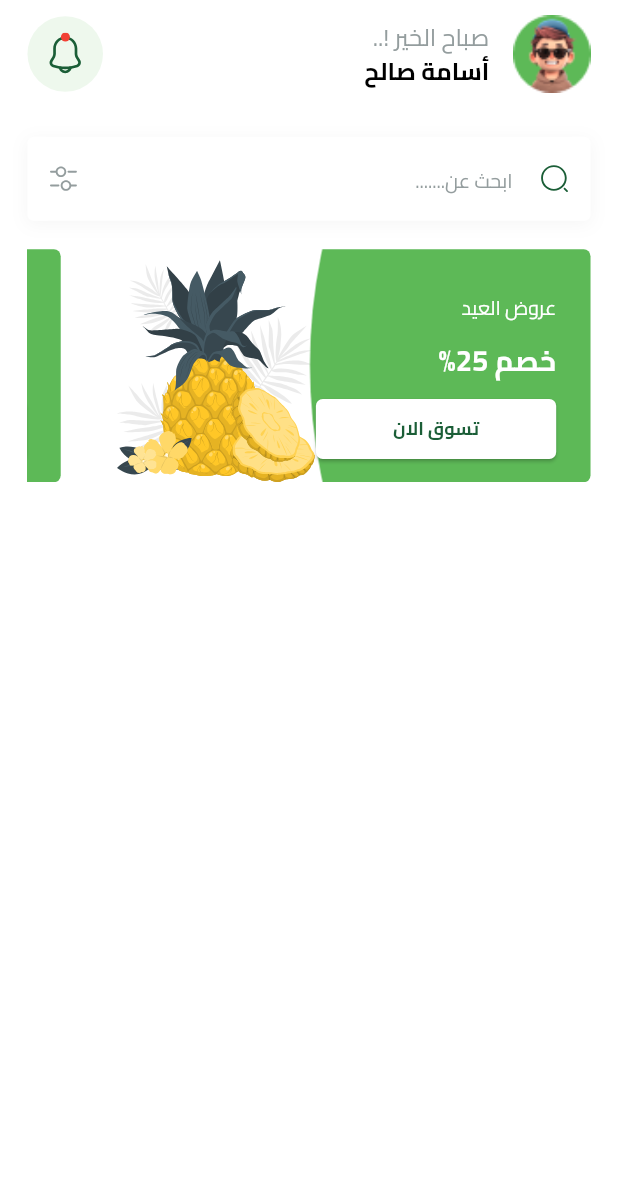
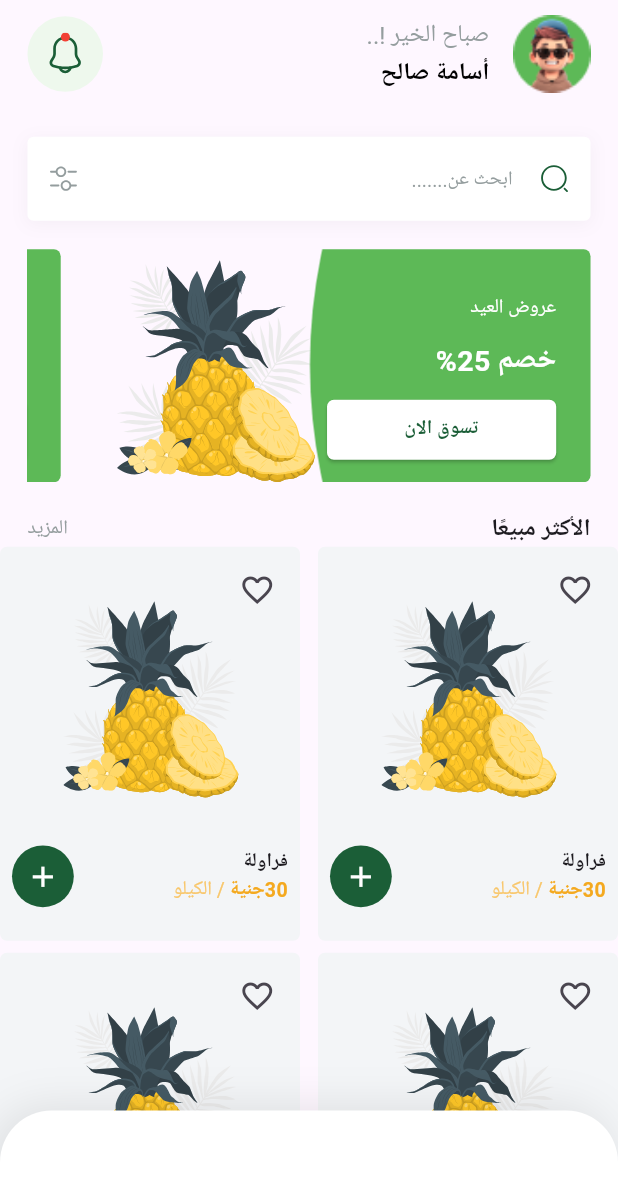
Before and after one commit to Osama-Saleh/Frutella, a Flutter app: the screen it shows after launch, on a phone screen of 412 x 824 dp. Shown: the top 1195 px of the screen. Run offline on Flutter 3.47's test engine with Material 3 defaults, Android fonts, the phone set to English and light mode, and no system bars; our stand-ins replace bloc, cloud_firestore, dots_indicator, easy_localization, firebase_auth, firebase_core and 7 more; missing offline and left inert: dart_either; accounts and stored records are empty.

Commit message:
create fruit item and handle list -create BNB

```diff
--- a/lib/core/utils/app_colors.dart
+++ b/lib/core/utils/app_colors.dart
@@ -4,5 +4,8 @@
   static const Color primaryColor = Color(0xff1B5E37);
   static const Color lightPrimaryColor = Color(0xff2E9F5D);
   static const Color grayColor = Color(0xff949D9E);
+  static const Color grayLighColor = Color(0xffF3F5F7);
+  static const Color orangeColor = Color(0xffF4A91F);
+  static const Color orangeLighColor = Color(0xffF8C76D);
 
 }
--- a/lib/features/home/presentation/views/home_view.dart
+++ b/lib/features/home/presentation/views/home_view.dart
@@ -1,5 +1,6 @@
 import 'package:flutter/material.dart';
 import 'package:flutter/widgets.dart';
+import 'package:fruit/features/home/presentation/widgets/custom_bottom_navigation_bar.dart';
 import 'package:fruit/features/home/presentation/widgets/home_view_body.dart';
 
 class HomeView extends StatelessWidget {
@@ -7,8 +8,17 @@
 
   @override
   Widget build(BuildContext context) {
-    return Scaffold(
-      body: SafeArea(child: HomeViewBody()),
+    return Theme(
+      data: ThemeData(
+        bottomSheetTheme: BottomSheetThemeData(
+          backgroundColor: Colors.transparent,
+          surfaceTintColor: Colors.transparent,
+        ),
+      ),
+      child: Scaffold(
+        body: SafeArea(child: HomeViewBody()),
+        bottomSheet: CustomBottomNavigationBar(),
+      ),
     );
   }
 }
--- /dev/null
+++ b/lib/features/home/presentation/widgets/best_seller_widget.dart
@@ -0,0 +1,29 @@
+import 'package:flutter/material.dart';
+import 'package:fruit/core/utils/app_colors.dart';
+import 'package:fruit/core/utils/app_text_styles.dart';
+
+class BestSellerWidget extends StatelessWidget {
+  const BestSellerWidget({
+    super.key,
+  });
+
+  @override
+  Widget build(BuildContext context) {
+    return Row(
+      mainAxisAlignment: MainAxisAlignment.spaceBetween,
+      children: [
+        Text(
+          'الأكثر مبيعًا',
+          style: AppTextStyles.bold16,
+        ),
+        Spacer(),
+        Text(
+          'المزيد',
+          style: AppTextStyles.regular13.copyWith(
+            color: AppColors.grayColor,
+          ),
+        ),
+      ],
+    );
+  }
+}
--- /dev/null
+++ b/lib/features/home/presentation/widgets/custom_bottom_navigation_bar.dart
@@ -0,0 +1,30 @@
+import 'package:flutter/material.dart';
+import 'package:flutter_screenutil/flutter_screenutil.dart';
+
+class CustomBottomNavigationBar extends StatelessWidget {
+  const CustomBottomNavigationBar({super.key});
+
+  @override
+  Widget build(BuildContext context) {
+    return Container(
+          height: 70.h,
+          decoration: ShapeDecoration(
+            color: Colors.white,
+            shape: RoundedRectangleBorder(
+            borderRadius:BorderRadius.only(
+              topLeft: Radius.circular(30.r),
+              topRight: Radius.circular(30.r),
+            )
+
+          ),
+          shadows: [
+            BoxShadow(
+              color: Colors.black.withValues(alpha: 0.1),
+              blurRadius: 25,
+              offset: Offset(-5, -1),
+            ),
+          ],
+          ),
+                );
+  }
+}
--- /dev/null
+++ b/lib/features/home/presentation/widgets/fruit_item.dart
@@ -0,0 +1,84 @@
+import 'package:flutter/material.dart';
+import 'package:flutter_screenutil/flutter_screenutil.dart';
+import 'package:flutter_svg/svg.dart';
+import 'package:fruit/core/utils/app_colors.dart';
+import 'package:fruit/core/utils/app_images.dart';
+import 'package:fruit/core/utils/app_text_styles.dart';
+
+class FruitItem extends StatelessWidget {
+  const FruitItem({super.key});
+
+  @override
+  Widget build(BuildContext context) {
+    return Container(
+      decoration: BoxDecoration(
+      color: AppColors.grayLighColor,
+        borderRadius: BorderRadius.circular(4.r),
+      ),
+      child: Stack(
+        children: [
+          Positioned(
+            top: 4.w,
+            right: 4.w,
+            child:
+                IconButton(onPressed: () {}, icon: Icon(Icons.favorite_border)),
+          ),
+          Positioned(
+            left: 0,
+            right: 0,
+            top: 25.h,
+            child: SvgPicture.asset(Assets.imagesOnBoardingFruitBasketPage2,
+                height: 115.h, width: 114.w),
+          ),
+
+          Positioned(
+            left: 0,
+            right: 0,
+            bottom: 12.h,
+            child: Padding(
+              padding: const EdgeInsets.all(8.0),
+              child: Row(
+                children: [
+                  Column(
+                    crossAxisAlignment: CrossAxisAlignment.start,
+                    children: [
+                      Text(
+                        'فراولة',
+                        style: AppTextStyles.semiBold13,
+                      ),
+                      Text.rich(TextSpan(
+                        children: [
+                          TextSpan(
+                              text: '30جنية',
+                              style: AppTextStyles.bold13
+                                  .copyWith(color: AppColors.orangeColor)),
+                          TextSpan(
+                              text: ' / الكيلو ',
+                              style: AppTextStyles.regular13
+                                  .copyWith(color: AppColors.orangeLighColor)),
+                        ],
+                      ))
+                    ],
+                  ),
+                  Spacer(),
+                  CircleAvatar(
+                    radius: 18.r,
+                    backgroundColor: AppColors.primaryColor,
+                    child: IconButton(
+                      onPressed: () {},
+                      icon: Icon(
+                        Icons.add,
+                        color: Colors.white,
+                        size: 20.sp,
+                      ),
+                    ),
+                  )
+                ],
+              ),
+            ),
+          ),
+        ],
+      ),
+    );
+  }
+}
--- /dev/null
+++ b/lib/features/home/presentation/widgets/fruit_items_list.dart
@@ -0,0 +1,21 @@
+import 'package:flutter/material.dart';
+import 'package:fruit/features/home/presentation/widgets/fruit_item.dart';
+
+class FruitItemsList extends StatelessWidget {
+  const FruitItemsList({super.key});
+
+  @override
+  Widget build(BuildContext context) {
+    return SliverGrid.builder(
+      gridDelegate: SliverGridDelegateWithFixedCrossAxisCount(
+          crossAxisCount: 2,
+          childAspectRatio: 163/214,
+          mainAxisSpacing: 8,
+          crossAxisSpacing:12
+          ),
+      itemBuilder: (context, index) {
+        return FruitItem();
+      },
+    );
+  }
+}
--- a/lib/features/home/presentation/widgets/home_view_body.dart
+++ b/lib/features/home/presentation/widgets/home_view_body.dart
@@ -1,10 +1,15 @@
 import 'package:flutter/material.dart';
 import 'package:flutter/widgets.dart';
 import 'package:flutter_screenutil/flutter_screenutil.dart';
+import 'package:fruit/core/utils/app_colors.dart';
+import 'package:fruit/core/utils/app_text_styles.dart';
+import 'package:fruit/features/home/presentation/widgets/best_seller_widget.dart';
 import 'package:fruit/features/home/presentation/widgets/custom_home_app_bar.dart';
 import 'package:fruit/features/home/presentation/widgets/custom_search_text_form_field.dart';
 import 'package:fruit/features/home/presentation/widgets/feature_item.dart';
 import 'package:fruit/features/home/presentation/widgets/feature_items_list.dart';
+import 'package:fruit/features/home/presentation/widgets/fruit_item.dart';
+import 'package:fruit/features/home/presentation/widgets/fruit_items_list.dart';
 
 class HomeViewBody extends StatelessWidget {
   HomeViewBody({super.key});
@@ -23,10 +28,13 @@
                 CustomSearchTextFormField(
                     controller: controller, hintText: 'ابحث عن.......'),
                 FeatureItemsList(),
+                BestSellerWidget(),
+
               ],
             ),
           ),
         ),
+        FruitItemsList(),
       ],
     );
   }
```
